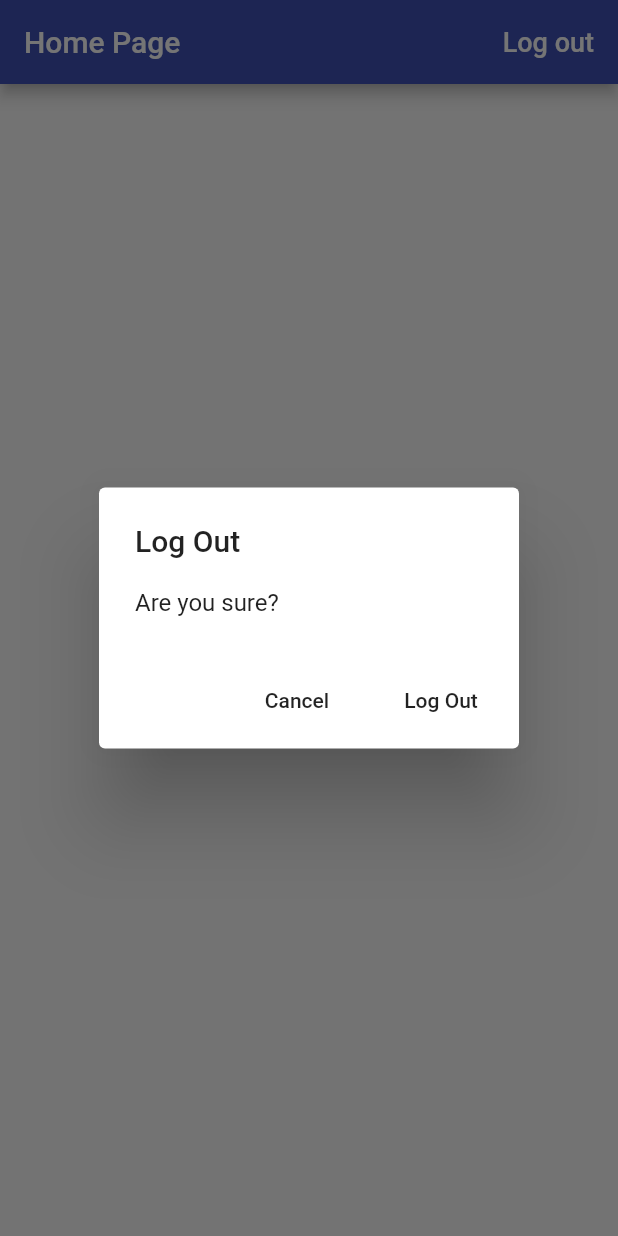
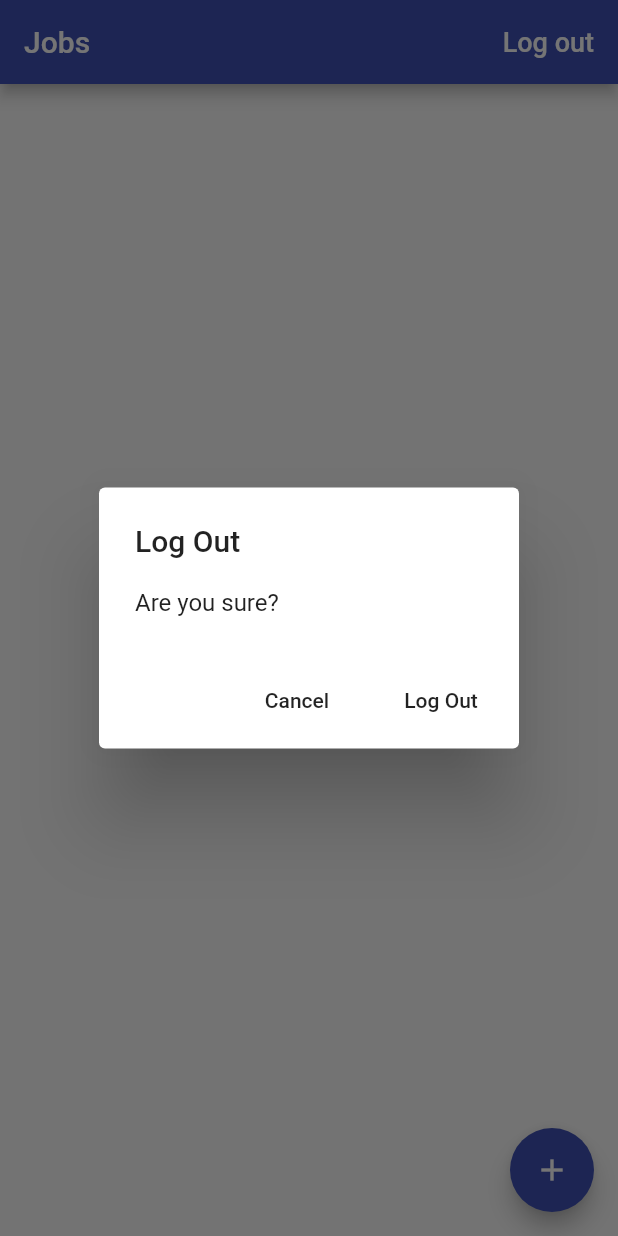
Before and after one commit to MigAlex/pirlo, a Flutter app: the screen it shows once a user with an empty profile is signed in, after a tap on "Log out", on a phone screen of 412 x 824 dp. Run offline on Flutter 3.47's test engine with Material 2 defaults, Android fonts, the phone set to English and light mode, and no system bars; our stand-ins replace cloud_firestore, firebase_auth, google_sign_in; missing offline and left inert: flutter_facebook_login; accounts and stored records are empty.

Commit message:
finished 292

```diff
--- a/lib/app/home_page.dart
+++ b/lib/app/home/jobs_page.dart
@@ -2,11 +2,11 @@ import 'package:flutter/material.dart';
 import 'package:provider/provider.dart';
 import 'package:rep_pirlo_1_dec/app/custom_widgets/platform_alert_dialog.dart';
 import 'package:rep_pirlo_1_dec/services/auth.dart';
+import 'package:rep_pirlo_1_dec/services/database.dart';
 
+import 'models/job.dart';
 
-
-class HomePage extends StatelessWidget {
-
+class JobsPage extends StatelessWidget {
   Future<void> _signOut(BuildContext context) async {
     try {
       final auth = Provider.of<AuthBase>(context);
@@ -16,7 +16,7 @@ class HomePage extends StatelessWidget {
     }
   }
 
-  Future<void> _confirmSignOut(BuildContext context) async{
+  Future<void> _confirmSignOut(BuildContext context) async {
     final didRequestSignOut = await PlatformAlertDialog(
       title: 'Log Out',
       content: 'Are you sure?',
@@ -24,16 +24,21 @@ class HomePage extends StatelessWidget {
       defaultActionText: 'Log Out',
     ).show(context);
 
-    if(didRequestSignOut == true){
+    if (didRequestSignOut == true) {
       _signOut(context);
     }
+  }
+
+  Future <void> _createJob(BuildContext context) async{
+    final database = Provider.of<Database>(context);
+    await database.createJob(Job(name: 'Blogging', ratePerHour: 10));
   }
 
   @override
   Widget build(BuildContext context) {
     return Scaffold(
       appBar: AppBar(
-        title: Text('Home Page'),
+        title: Text('Jobs'),
         actions: <Widget>[
           FlatButton(
             child: Text(
@@ -44,6 +49,11 @@ class HomePage extends StatelessWidget {
           )
         ],
       ),
+      floatingActionButton: FloatingActionButton(
+        child: Icon(Icons.add),
+        onPressed: () => _createJob(context),
+      ),
     );
   }
+
 }
--- /dev/null
+++ b/lib/app/home/models/job.dart
@@ -0,0 +1,15 @@
+import 'package:flutter/foundation.dart';
+
+class Job {
+  final String name;
+  final int ratePerHour;
+
+  Job({@required this.name, @required this.ratePerHour});
+
+  Map<String, dynamic> toMap() {
+    return {
+      'name': name,
+      'ratePerHour': ratePerHour,
+    };
+  }
+}
--- a/lib/app/sign_in/landing_page.dart
+++ b/lib/app/sign_in/landing_page.dart
@@ -1,8 +1,10 @@
 import 'package:flutter/material.dart';
 import 'package:provider/provider.dart';
-import 'package:rep_pirlo_1_dec/app/home_page.dart';
+import 'package:rep_pirlo_1_dec/app/home/jobs_page.dart';
+
 import 'package:rep_pirlo_1_dec/app/sign_in/sign_in_page.dart';
 import 'package:rep_pirlo_1_dec/services/auth.dart';
+import 'package:rep_pirlo_1_dec/services/database.dart';
 
 class LandingPage extends StatelessWidget {
   @override
@@ -16,7 +18,9 @@ class LandingPage extends StatelessWidget {
             if (user == null) {
               return SignInPage.create(context);
             }
-            return HomePage();
+            return Provider<Database>(
+              create: (context) => FirestoreDatabase(uid: user.uid),
+              child: JobsPage());
           } else {
             return Scaffold(
               body: Center(
--- a/lib/app/sign_in/sign_in_manager.dart
+++ b/lib/app/sign_in/sign_in_manager.dart
@@ -2,8 +2,8 @@ import 'dart:async';
 import 'package:flutter/foundation.dart';
 import 'package:rep_pirlo_1_dec/services/auth.dart';
 
-class SignInBloc {
-  SignInBloc({@required this.auth, @required this.isLoading});
+class SignInManager {
+  SignInManager({@required this.auth, @required this.isLoading});
   final AuthBase auth;
   final ValueNotifier<bool> isLoading;
 
--- /dev/null
+++ b/lib/services/database.dart
@@ -0,0 +1,19 @@
+import 'package:cloud_firestore/cloud_firestore.dart';
+import 'package:flutter/foundation.dart';
+import 'package:rep_pirlo_1_dec/app/home/models/job.dart';
+
+abstract class Database {
+  Future<void> createJob(Job job);
+}
+
+class FirestoreDatabase implements Database {
+  final String uid;
+
+  FirestoreDatabase({@required this.uid}) : assert(uid != null);
+
+  Future<void> createJob(Job job) async{
+    final path = '/users/$uid/jobs/job_abc';
+    final documentReference = Firestore.instance.document(path);
+    await documentReference.setData(job.toMap()); //returns future
+  }
+}
--- a/pubspec.yaml
+++ b/pubspec.yaml
@@ -27,6 +27,7 @@ dependencies:
   google_sign_in: ^4.1.1
   flutter_facebook_login: ^2.0.1
   provider: ^4.0.0
+  cloud_firestore: ^0.13.4+2
 
 dev_dependencies:
   flutter_test:
```
Also changed, not shown: pubspec.lock, 2 other files.
